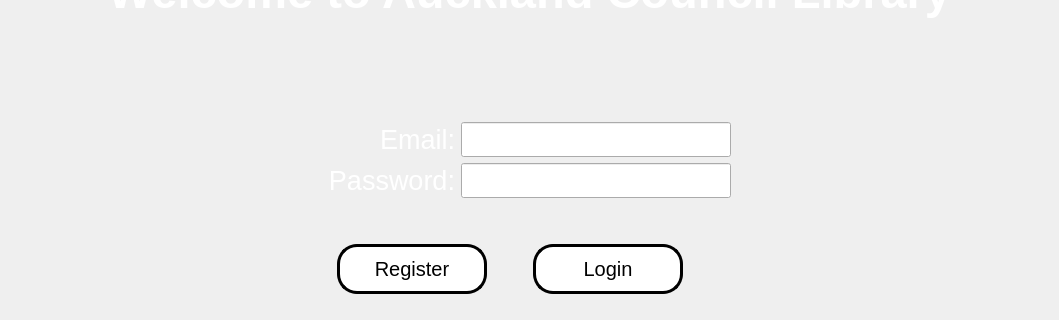
First picture: the form in login.ui, repository dmackeyward/AC-Library-Final, before the edit; both pictures show x 0 to 1059 and y 152 to 472 of the 1059 by 631 pixel window.
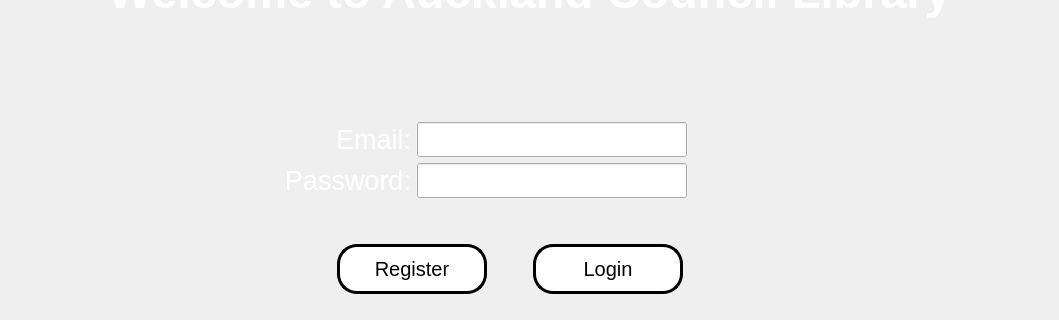
Second picture: the form after the edit. Icons and pictures are not drawn.

Diff of the .ui file:
```diff
--- a/login.ui
+++ b/login.ui
@@ -73,7 +73,7 @@
           <item>
            <layout class="QVBoxLayout" name="verticalLayout" stretch="4,1,4">
             <item>
-             <layout class="QHBoxLayout" name="horizontalLayout_2" stretch="8,5,8">
+             <layout class="QHBoxLayout" name="horizontalLayout_2" stretch="3,2,4">
               <item>
                <spacer name="horizontalSpacer_4">
                 <property name="orientation">
```
